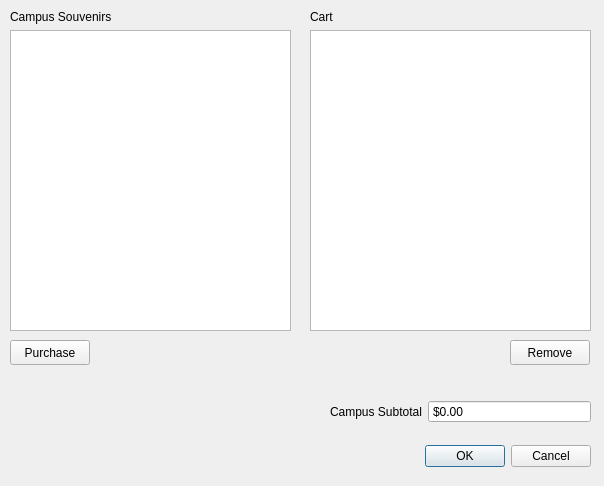
Before: the Qt Designer form BaseballTour/purchasesouvenirs.ui in ethanl21/BaseballTour, drawn with Qt 5.
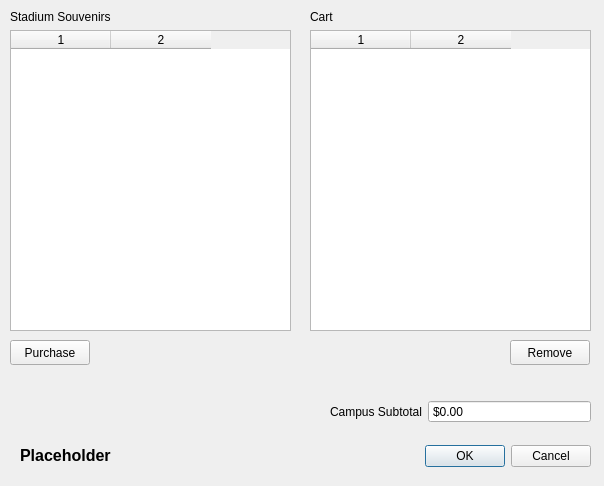
After: the same form once the commit is applied.

What changed in the file:
```diff
--- a/BaseballTour/purchasesouvenirs.ui
+++ b/BaseballTour/purchasesouvenirs.ui
@@ -42,12 +42,18 @@
     <item>
      <widget class="QLabel" name="label">
       <property name="text">
-       <string>Campus Souvenirs</string>
+       <string>Stadium Souvenirs</string>
       </property>
      </widget>
     </item>
     <item>
-     <widget class="QTableWidget" name="souvenirsListTableWidget"/>
+     <widget class="QTableWidget" name="souvenirsListTableWidget">
+      <property name="columnCount">
+       <number>2</number>
+      </property>
+      <column/>
+      <column/>
+     </widget>
     </item>
    </layout>
   </widget>
@@ -69,7 +75,13 @@
      </widget>
     </item>
     <item>
-     <widget class="QTableWidget" name="purchasedCartTableWidget"/>
+     <widget class="QTableWidget" name="purchasedCartTableWidget">
+      <property name="columnCount">
+       <number>2</number>
+      </property>
+      <column/>
+      <column/>
+     </widget>
     </item>
    </layout>
   </widget>
@@ -134,6 +146,19 @@
     <string>Remove</string>
    </property>
   </widget>
+  <widget class="QLabel" name="stadiumname_label">
+   <property name="geometry">
+    <rect>
+     <x>20</x>
+     <y>440</y>
+     <width>391</width>
+     <height>31</height>
+    </rect>
+   </property>
+   <property name="text">
+    <string>&lt;html&gt;&lt;head/&gt;&lt;body&gt;&lt;p&gt;&lt;span style=&quot; font-size:12pt; font-weight:600;&quot;&gt;Placeholder&lt;/span&gt;&lt;/p&gt;&lt;/body&gt;&lt;/html&gt;</string>
+   </property>
+  </widget>
  </widget>
  <resources/>
  <connections>
```
